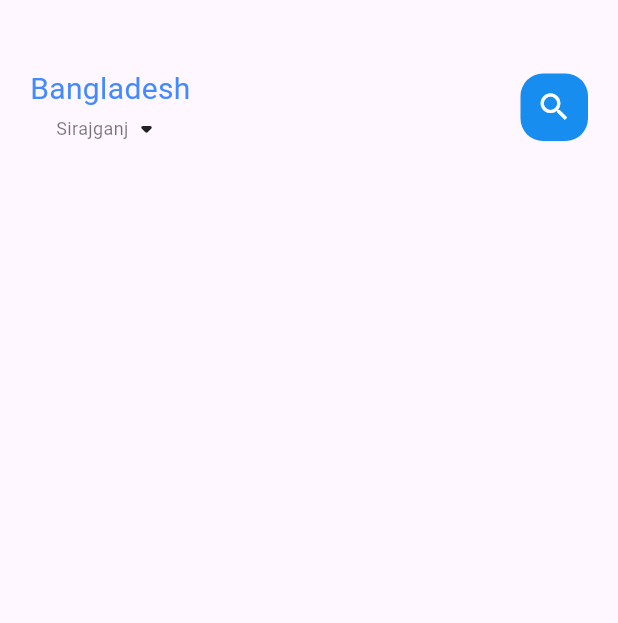
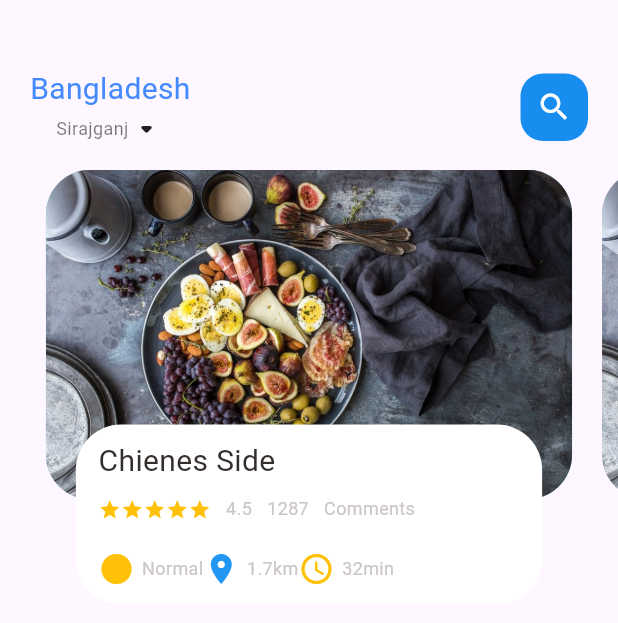
Before and after one commit to hasan972/food_delivary, a Flutter app: the screen it shows after launch, on a phone screen of 412 x 824 dp. Shown: the top 623 px of the screen. Run offline on Flutter 3.47's test engine with Material 2 defaults, Android fonts, the phone set to English and light mode, and no system bars.

Commit message:
Header Section Contain Done
In this section i add the  picture and also add the icon text widgets and call from main home page

```diff
--- /dev/null
+++ b/lib/home/food_page_body.dart
@@ -0,0 +1,91 @@
+import 'package:flutter/material.dart';
+import 'package:food_delivary/widgets/big_text.dart';
+import 'package:food_delivary/widgets/icon_and_text_widgets.dart';
+import 'package:food_delivary/widgets/small_text.dart';
+
+class FoodPageBody extends StatefulWidget {
+  const FoodPageBody({super.key});
+
+  @override
+  State<FoodPageBody> createState() => _FoodPageBodyState();
+}
+
+class _FoodPageBodyState extends State<FoodPageBody> {
+  PageController pageController = PageController(viewportFraction: 0.9);
+  @override
+  Widget build(BuildContext context) {
+    return Container(
+     // color: Colors.amber,
+      height: 320,
+      child: PageView.builder(
+          controller: pageController,
+          itemCount: 5,
+          itemBuilder: (context, position) {
+            return _buildPageItem(position);
+          }),
+    );
+  }
+
+//..............If i want a child container tate a size inside a parense container than using Stack......//
+  Widget _buildPageItem(int index) {
+    return Stack(children: [
+      Container(
+        height: 220,
+        margin: const EdgeInsets.only(left: 10, right: 10),
+        decoration: BoxDecoration(
+            borderRadius: BorderRadius.circular(30),
+            color: index.isEven ? Color(0xFF69c5df) : Color(0xFF9294cc),
+            image: const DecorationImage(
+                fit: BoxFit.cover,
+                image: AssetImage("assets/images/food-1.jpg"))),
+      ),
+      Align(
+        alignment: Alignment.bottomCenter,
+        child: Container(
+          height: 120,
+          margin: const EdgeInsets.only(left: 30, right: 30, bottom: 30),
+          decoration: BoxDecoration(
+            borderRadius: BorderRadius.circular(30),
+            color: Colors.white,
+          ),
+          child: Container(
+            padding: EdgeInsets.only(top: 10, left: 15, right: 15),
+            child: Column(
+              crossAxisAlignment: CrossAxisAlignment.start,
+              children: [
+                BigText(text: "Chienes Side"),
+                SizedBox(height: 10),
+                Row(
+                  children: [
+                    Wrap(
+                        children: List.generate(
+                      5,
+                      (index) => Icon(
+                        Icons.star,
+                        color: Colors.amber,
+                        size: 15,
+                      ),
+                    )),
+                    SizedBox(width: 10,),
+                    SmallText(text: "4.5"),
+                    SizedBox(width:10,),
+                    SmallText(text: "1287"),
+                    SizedBox(width: 10,),
+                    SmallText(text: "Comments")
+
+                  ],
+                ),
+                SizedBox(height: 20,),
+                Row(children: [
+                  IconAndTextWidget(icon: Icons.circle_sharp, text: "Normal", iconColor: Colors.amber),
+                   IconAndTextWidget(icon: Icons.location_on, text: "1.7km", iconColor: Colors.blue),
+                    IconAndTextWidget(icon: Icons.access_time_rounded, text: "32min", iconColor: Colors.amber)
+                ],)
+              ],
+            ),
+          ),
+        ),
+      )
+    ]);
+  }
+}
--- a/lib/home/main_food_page.dart
+++ b/lib/home/main_food_page.dart
@@ -1,4 +1,5 @@
 import 'package:flutter/material.dart';
+import 'package:food_delivary/home/food_page_body.dart';
 import 'package:food_delivary/widgets/big_text.dart';
 import 'package:food_delivary/widgets/small_text.dart';
 
@@ -50,7 +51,8 @@ class _MainFoodPageState extends State<MainFoodPage> {
                 ],
               ),
             ),
-          )
+          ),
+        FoodPageBody(),
         ],
       ),
     );
--- /dev/null
+++ b/lib/widgets/icon_and_text_widgets.dart
@@ -0,0 +1,30 @@
+import 'package:flutter/material.dart';
+import 'package:food_delivary/widgets/small_text.dart';
+
+class IconAndTextWidget extends StatelessWidget {
+  final IconData icon;
+  final String text;
+
+  final Color iconColor;
+  const IconAndTextWidget(
+      {super.key,
+      required this.icon,
+      required this.text,
+
+      required this.iconColor});
+
+  @override
+  Widget build(BuildContext context) {
+    return Row(
+      children: [
+        Icon(icon, color: iconColor),
+        SizedBox(
+          width: 5,
+        ),
+        SmallText(
+          text: text,
+        )
+      ],
+    );
+  }
+}
--- a/pubspec.yaml
+++ b/pubspec.yaml
@@ -59,8 +59,8 @@ flutter:
   uses-material-design: true
 
   # To add assets to your application, add an assets section, like this:
-  # assets:
-  #   - images/a_dot_burr.jpeg
+  assets:
+    - assets/images/food-1.jpg
   #   - images/a_dot_ham.jpeg
 
   # An image asset can refer to one or more resolution-specific "variants", see
```
Also changed, not shown: assets/images/food-1.jpg (added), assets/images/food-2.jpg (added), assets/images/food-3.jpg (added), assets/images/food-4.jpg (added).
